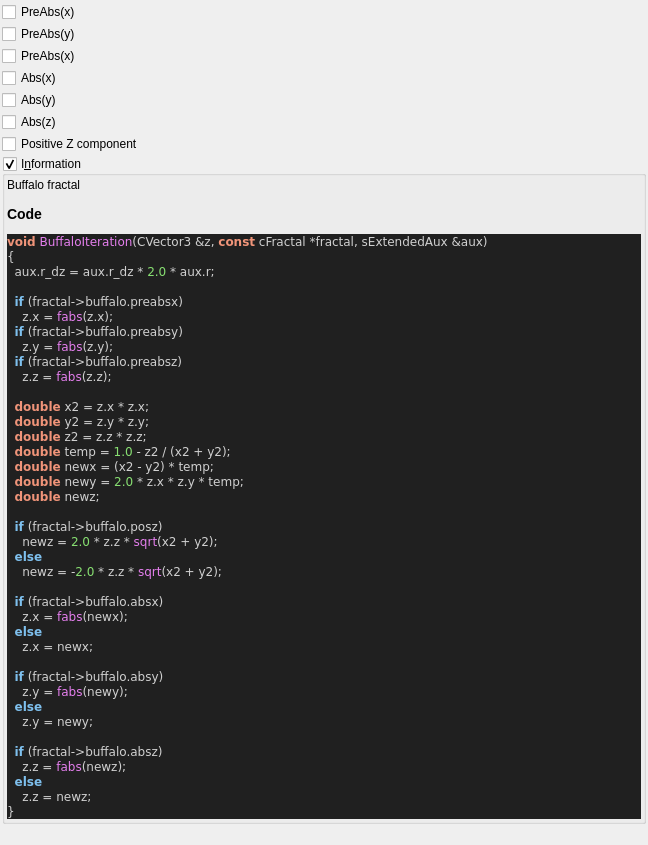
Before: the Qt Designer form mandelbulber2/qt_data/fractal_buffalo.ui in buddhi1980/mandelbulber2, drawn with Qt 5.
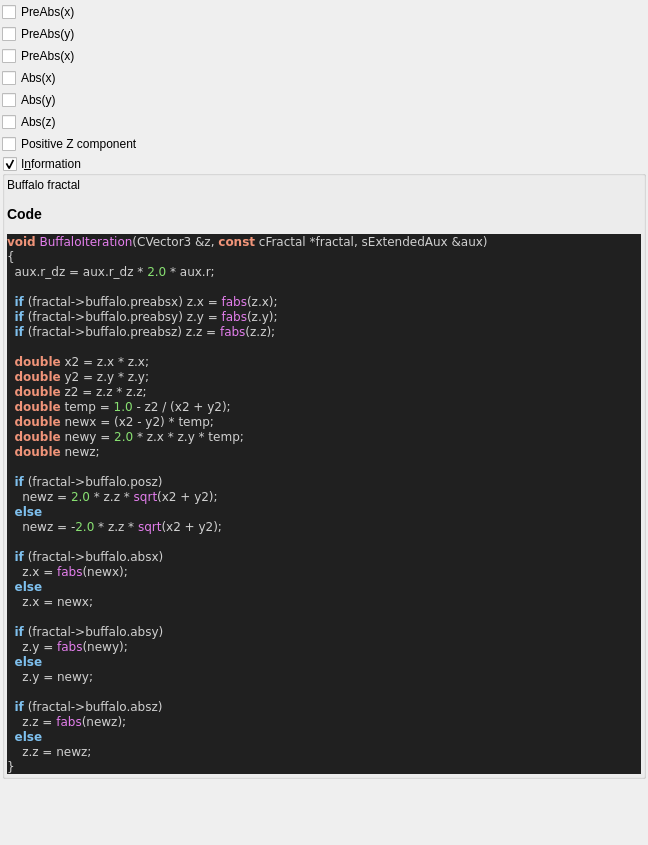
After: the same form once the commit is applied. Custom widgets are drawn as their Qt base class.

Commit message:
source code format for fractal_formulas.cpp
- now complete code base is refactored!
- also regenerated ui files with populateUiInformation.php
- codeStyleCheck.php is now fully functional and can be used auto
refactor the code base (may be a little slow)

```diff
--- a/mandelbulber2/qt_data/fractal_buffalo.ui
+++ b/mandelbulber2/qt_data/fractal_buffalo.ui
@@ -158,12 +158,9 @@
 &lt;span style=&quot;color:#d0d0d0&quot;&gt;{&lt;/span&gt;
   aux&lt;span style=&quot;color:#d0d0d0&quot;&gt;.&lt;/span&gt;r_dz &lt;span style=&quot;color:#d0d0d0&quot;&gt;=&lt;/span&gt; aux&lt;span style=&quot;color:#d0d0d0&quot;&gt;.&lt;/span&gt;r_dz &lt;span style=&quot;color:#d0d0d0&quot;&gt;*&lt;/span&gt; &lt;span style=&quot;color:#87df71&quot;&gt;2.0&lt;/span&gt; &lt;span style=&quot;color:#d0d0d0&quot;&gt;*&lt;/span&gt; aux&lt;span style=&quot;color:#d0d0d0&quot;&gt;.&lt;/span&gt;r&lt;span style=&quot;color:#d0d0d0&quot;&gt;;&lt;/span&gt;
 
-  &lt;span style=&quot;color:#7ec0ee; font-weight:bold&quot;&gt;if&lt;/span&gt; &lt;span style=&quot;color:#d0d0d0&quot;&gt;(&lt;/span&gt;fractal&lt;span style=&quot;color:#d0d0d0&quot;&gt;-&amp;gt;&lt;/span&gt;buffalo&lt;span style=&quot;color:#d0d0d0&quot;&gt;.&lt;/span&gt;preabsx&lt;span style=&quot;color:#d0d0d0&quot;&gt;)&lt;/span&gt;
-    z&lt;span style=&quot;color:#d0d0d0&quot;&gt;.&lt;/span&gt;x &lt;span style=&quot;color:#d0d0d0&quot;&gt;=&lt;/span&gt; &lt;span style=&quot;color:#e47eed&quot;&gt;fabs&lt;/span&gt;&lt;span style=&quot;color:#d0d0d0&quot;&gt;(&lt;/span&gt;z&lt;span style=&quot;color:#d0d0d0&quot;&gt;.&lt;/span&gt;x&lt;span style=&quot;color:#d0d0d0&quot;&gt;);&lt;/span&gt;
-  &lt;span style=&quot;color:#7ec0ee; font-weight:bold&quot;&gt;if&lt;/span&gt; &lt;span style=&quot;color:#d0d0d0&quot;&gt;(&lt;/span&gt;fractal&lt;span style=&quot;color:#d0d0d0&quot;&gt;-&amp;gt;&lt;/span&gt;buffalo&lt;span style=&quot;color:#d0d0d0&quot;&gt;.&lt;/span&gt;preabsy&lt;span style=&quot;color:#d0d0d0&quot;&gt;)&lt;/span&gt;
-    z&lt;span style=&quot;color:#d0d0d0&quot;&gt;.&lt;/span&gt;y &lt;span style=&quot;color:#d0d0d0&quot;&gt;=&lt;/span&gt; &lt;span style=&quot;color:#e47eed&quot;&gt;fabs&lt;/span&gt;&lt;span style=&quot;color:#d0d0d0&quot;&gt;(&lt;/span&gt;z&lt;span style=&quot;color:#d0d0d0&quot;&gt;.&lt;/span&gt;y&lt;span style=&quot;color:#d0d0d0&quot;&gt;);&lt;/span&gt;
-  &lt;span style=&quot;color:#7ec0ee; font-weight:bold&quot;&gt;if&lt;/span&gt; &lt;span style=&quot;color:#d0d0d0&quot;&gt;(&lt;/span&gt;fractal&lt;span style=&quot;color:#d0d0d0&quot;&gt;-&amp;gt;&lt;/span&gt;buffalo&lt;span style=&quot;color:#d0d0d0&quot;&gt;.&lt;/span&gt;preabsz&lt;span style=&quot;color:#d0d0d0&quot;&gt;)&lt;/span&gt;
-    z&lt;span style=&quot;color:#d0d0d0&quot;&gt;.&lt;/span&gt;z &lt;span style=&quot;color:#d0d0d0&quot;&gt;=&lt;/span&gt; &lt;span style=&quot;color:#e47eed&quot;&gt;fabs&lt;/span&gt;&lt;span style=&quot;color:#d0d0d0&quot;&gt;(&lt;/span&gt;z&lt;span style=&quot;color:#d0d0d0&quot;&gt;.&lt;/span&gt;z&lt;span style=&quot;color:#d0d0d0&quot;&gt;);&lt;/span&gt;
+  &lt;span style=&quot;color:#7ec0ee; font-weight:bold&quot;&gt;if&lt;/span&gt; &lt;span style=&quot;color:#d0d0d0&quot;&gt;(&lt;/span&gt;fractal&lt;span style=&quot;color:#d0d0d0&quot;&gt;-&amp;gt;&lt;/span&gt;buffalo&lt;span style=&quot;color:#d0d0d0&quot;&gt;.&lt;/span&gt;preabsx&lt;span style=&quot;color:#d0d0d0&quot;&gt;)&lt;/span&gt; z&lt;span style=&quot;color:#d0d0d0&quot;&gt;.&lt;/span&gt;x &lt;span style=&quot;color:#d0d0d0&quot;&gt;=&lt;/span&gt; &lt;span style=&quot;color:#e47eed&quot;&gt;fabs&lt;/span&gt;&lt;span style=&quot;color:#d0d0d0&quot;&gt;(&lt;/span&gt;z&lt;span style=&quot;color:#d0d0d0&quot;&gt;.&lt;/span&gt;x&lt;span style=&quot;color:#d0d0d0&quot;&gt;);&lt;/span&gt;
+  &lt;span style=&quot;color:#7ec0ee; font-weight:bold&quot;&gt;if&lt;/span&gt; &lt;span style=&quot;color:#d0d0d0&quot;&gt;(&lt;/span&gt;fractal&lt;span style=&quot;color:#d0d0d0&quot;&gt;-&amp;gt;&lt;/span&gt;buffalo&lt;span style=&quot;color:#d0d0d0&quot;&gt;.&lt;/span&gt;preabsy&lt;span style=&quot;color:#d0d0d0&quot;&gt;)&lt;/span&gt; z&lt;span style=&quot;color:#d0d0d0&quot;&gt;.&lt;/span&gt;y &lt;span style=&quot;color:#d0d0d0&quot;&gt;=&lt;/span&gt; &lt;span style=&quot;color:#e47eed&quot;&gt;fabs&lt;/span&gt;&lt;span style=&quot;color:#d0d0d0&quot;&gt;(&lt;/span&gt;z&lt;span style=&quot;color:#d0d0d0&quot;&gt;.&lt;/span&gt;y&lt;span style=&quot;color:#d0d0d0&quot;&gt;);&lt;/span&gt;
+  &lt;span style=&quot;color:#7ec0ee; font-weight:bold&quot;&gt;if&lt;/span&gt; &lt;span style=&quot;color:#d0d0d0&quot;&gt;(&lt;/span&gt;fractal&lt;span style=&quot;color:#d0d0d0&quot;&gt;-&amp;gt;&lt;/span&gt;buffalo&lt;span style=&quot;color:#d0d0d0&quot;&gt;.&lt;/span&gt;preabsz&lt;span style=&quot;color:#d0d0d0&quot;&gt;)&lt;/span&gt; z&lt;span style=&quot;color:#d0d0d0&quot;&gt;.&lt;/span&gt;z &lt;span style=&quot;color:#d0d0d0&quot;&gt;=&lt;/span&gt; &lt;span style=&quot;color:#e47eed&quot;&gt;fabs&lt;/span&gt;&lt;span style=&quot;color:#d0d0d0&quot;&gt;(&lt;/span&gt;z&lt;span style=&quot;color:#d0d0d0&quot;&gt;.&lt;/span&gt;z&lt;span style=&quot;color:#d0d0d0&quot;&gt;);&lt;/span&gt;
 
   &lt;span style=&quot;color:#f09479; font-weight:bold&quot;&gt;double&lt;/span&gt; x2 &lt;span style=&quot;color:#d0d0d0&quot;&gt;=&lt;/span&gt; z&lt;span style=&quot;color:#d0d0d0&quot;&gt;.&lt;/span&gt;x &lt;span style=&quot;color:#d0d0d0&quot;&gt;*&lt;/span&gt; z&lt;span style=&quot;color:#d0d0d0&quot;&gt;.&lt;/span&gt;x&lt;span style=&quot;color:#d0d0d0&quot;&gt;;&lt;/span&gt;
   &lt;span style=&quot;color:#f09479; font-weight:bold&quot;&gt;double&lt;/span&gt; y2 &lt;span style=&quot;color:#d0d0d0&quot;&gt;=&lt;/span&gt; z&lt;span style=&quot;color:#d0d0d0&quot;&gt;.&lt;/span&gt;y &lt;span style=&quot;color:#d0d0d0&quot;&gt;*&lt;/span&gt; z&lt;span style=&quot;color:#d0d0d0&quot;&gt;.&lt;/span&gt;y&lt;span style=&quot;color:#d0d0d0&quot;&gt;;&lt;/span&gt;
```
The commit also changes 101 other files.
